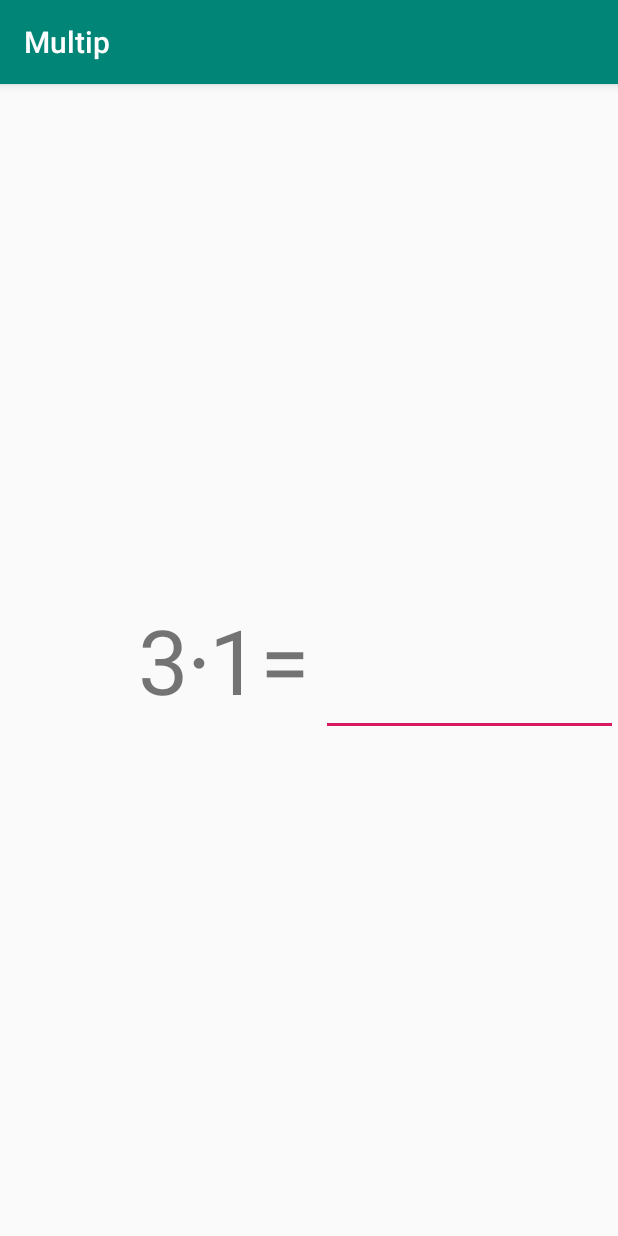
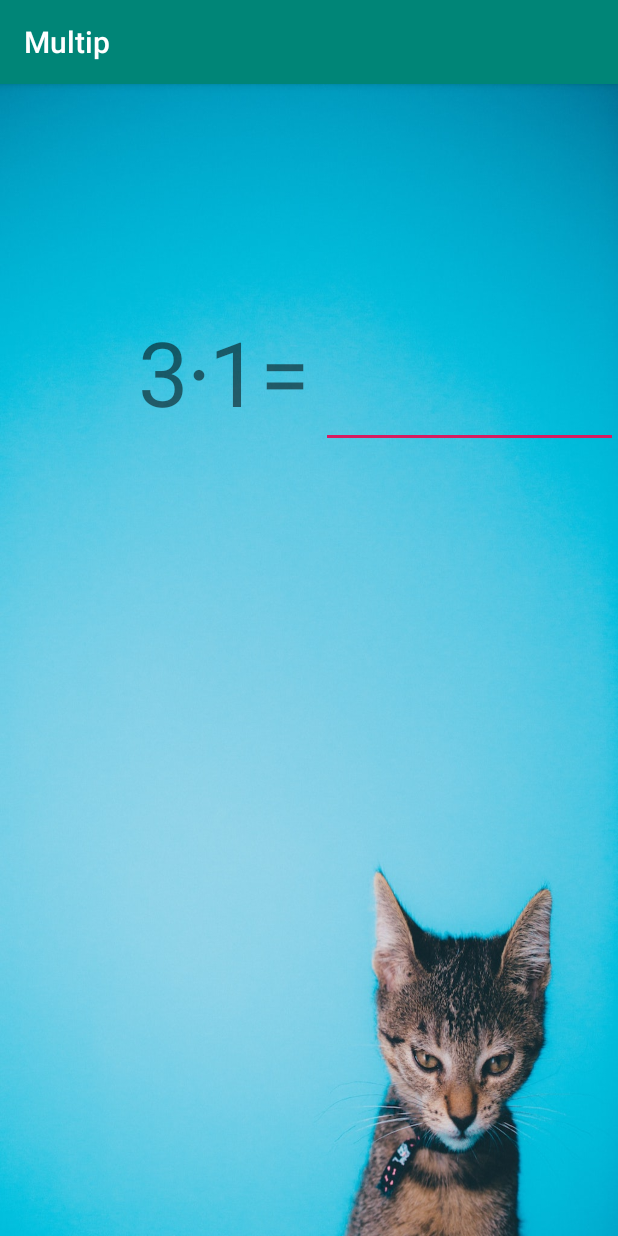
Before and after one commit to walles/catiplicator, an Android app: the GameActivity screen opened directly, with no data from a screen before it, on a phone screen of 412 x 824 dp. Run offline under Robolectric (Android 15) with nearby library versions, the phone set to English and light mode, and no system bars; our stand-ins replace Timber.

Commit message:
Add cat background to game activity

```diff
--- /dev/null
+++ b/app/src/main/java/com/gmail/walles/johan/multip/BottomCropImageView.java
@@ -0,0 +1,48 @@
+package com.gmail.walles.johan.multip;
+
+import android.content.Context;
+import android.graphics.Matrix;
+import android.graphics.RectF;
+import android.util.AttributeSet;
+
+/**
+ * ImageView to display bottom-crop scale of an image view.
+ *
+ * From: https://stackoverflow.com/a/19163543/473672
+ */
+public class BottomCropImageView extends android.support.v7.widget.AppCompatImageView {
+
+    public BottomCropImageView(Context context, AttributeSet st) {
+        super(context, st);
+        setScaleType(ScaleType.MATRIX);
+    }
+
+    @Override
+    protected boolean setFrame(int l, int t, int r, int b) {
+        if (getDrawable() == null)
+            return super.setFrame(l, t, r, b);
+
+        Matrix matrix = getImageMatrix();
+
+        float scale;
+        int viewWidth = getMeasuredWidth() - getPaddingLeft() - getPaddingRight();
+        int viewHeight = getMeasuredHeight() - getPaddingTop() - getPaddingBottom();
+        int drawableWidth = getDrawable().getIntrinsicWidth();
+        int drawableHeight = getDrawable().getIntrinsicHeight();
+        //Get the scale
+        if (drawableWidth * viewHeight > drawableHeight * viewWidth) {
+            scale = (float) viewHeight / (float) drawableHeight;
+        } else {
+            scale = (float) viewWidth / (float) drawableWidth;
+        }
+
+        //Define the rect to take image portion from
+        RectF drawableRect = new RectF(0, drawableHeight - (viewHeight / scale), drawableWidth, drawableHeight);
+        RectF viewRect = new RectF(0, 0, viewWidth, viewHeight);
+        matrix.setRectToRect(drawableRect, viewRect, Matrix.ScaleToFit.FILL);
+
+        setImageMatrix(matrix);
+
+        return super.setFrame(l, t, r, b);
+    }
+}
--- a/app/src/main/res/layout/activity_game.xml
+++ b/app/src/main/res/layout/activity_game.xml
@@ -6,6 +6,17 @@
     android:layout_width="match_parent"
     android:layout_height="match_parent"
     tools:context=".GameActivity">
+
+    <com.gmail.walles.johan.multip.BottomCropImageView
+        android:id="@+id/imageView2"
+        android:layout_width="wrap_content"
+        android:layout_height="wrap_content"
+        android:contentDescription="Cat picture"
+        app:layout_constraintBottom_toBottomOf="parent"
+        app:layout_constraintEnd_toEndOf="parent"
+        app:layout_constraintStart_toStartOf="parent"
+        app:layout_constraintTop_toTopOf="parent"
+        app:srcCompat="@drawable/while_playing_cat"/>
 
     <TextView
         android:id="@+id/question"
@@ -18,7 +29,7 @@
         android:text="5x6="
         android:textAlignment="textEnd"
         android:textSize="60sp"
-        app:layout_constraintBottom_toBottomOf="parent"
+        app:layout_constraintBottom_toTopOf="@id/guideline"
         app:layout_constraintEnd_toStartOf="@id/answer"
         app:layout_constraintStart_toStartOf="parent"
         app:layout_constraintTop_toTopOf="parent"/>
@@ -34,10 +45,17 @@
         android:importantForAutofill="no"
         android:inputType="number"
         android:textSize="60sp"
-        app:layout_constraintBottom_toBottomOf="parent"
+        app:layout_constraintBottom_toTopOf="@id/guideline"
         app:layout_constraintEnd_toEndOf="parent"
         app:layout_constraintStart_toEndOf="@+id/question"
         app:layout_constraintTop_toTopOf="parent"
         tools:ignore="LabelFor"
         tools:targetApi="o"/>
+
+    <android.support.constraint.Guideline
+        android:id="@+id/guideline"
+        android:layout_width="wrap_content"
+        android:layout_height="wrap_content"
+        android:orientation="horizontal"
+        app:layout_constraintGuide_percent="0.5"/>
 </android.support.constraint.ConstraintLayout>
```
Also changed, not shown: app/src/main/res/drawable/while_playing_cat.jpg (added), 1 other file.
